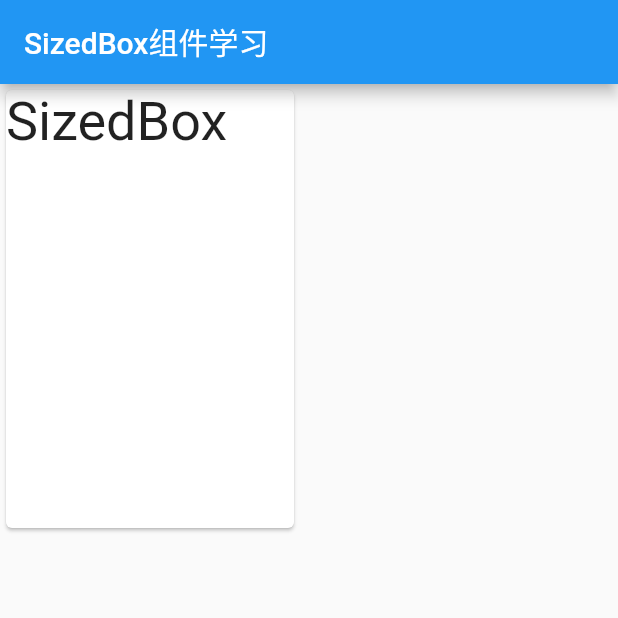
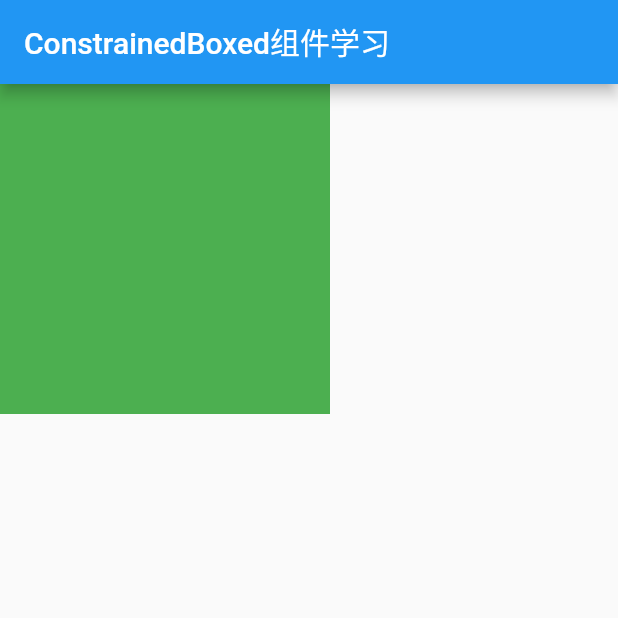
Before and after one commit to Ellen2018/flutter_study_app, a Flutter app: the screen it shows after launch, on a phone screen of 412 x 824 dp, the top half of it. Run offline on Flutter 3.47's test engine with Material 2 defaults, Android fonts, the phone set to English and light mode, and no system bars.

Commit message:
演示ConstrainedBox组件

```diff
--- /dev/null
+++ b/lib/layout/StudyConstrainedBox.dart
@@ -0,0 +1,37 @@
+import 'package:flutter/material.dart';
+
+class StudyConstrainedBoxApp extends StatelessWidget{
+  @override
+  Widget build(BuildContext context) {
+    return MaterialApp(
+      title: 'ConstrainedBoxed组件学习',
+      home: ConstrainedBoxDemo(),
+    );
+  }
+}
+
+///限制最大最小宽高布局组件ConstrainedBox
+class ConstrainedBoxDemo extends StatelessWidget{
+  @override
+  Widget build(BuildContext context) {
+    return Scaffold(
+      appBar: AppBar(
+        title: Text('ConstrainedBoxed组件学习'),
+      ),
+      body: ConstrainedBox(
+        constraints: BoxConstraints(
+          minWidth: 150,
+          minHeight: 150,
+          maxWidth: 220,
+          maxHeight: 220
+        ),
+        child: Container(
+          width: 300,
+          height: 300,
+          color: Colors.green,
+        ),
+      ),
+    );
+  }
+
+}
--- a/lib/main.dart
+++ b/lib/main.dart
@@ -10,6 +10,7 @@ import 'package:flutter_study_app/TextStudy.dart';
 import 'package:flutter_study_app/layout/StudyAlign.dart';
 import 'package:flutter_study_app/layout/StudyCenter.dart';
 import 'package:flutter_study_app/layout/StudyColumn.dart';
+import 'package:flutter_study_app/layout/StudyConstrainedBox.dart';
 import 'package:flutter_study_app/layout/StudyContainer.dart';
 import 'package:flutter_study_app/layout/StudyFittedBox.dart';
 import 'package:flutter_study_app/layout/StudyIndexStack.dart';
@@ -34,7 +35,7 @@ import 'layout/StudyRow.dart';
 
 void main() {
   //配置App
-  runApp(new StudySizedBoxApp());
+  runApp(new StudyConstrainedBoxApp());
 }
 
 class MyApp extends StatelessWidget {
```
